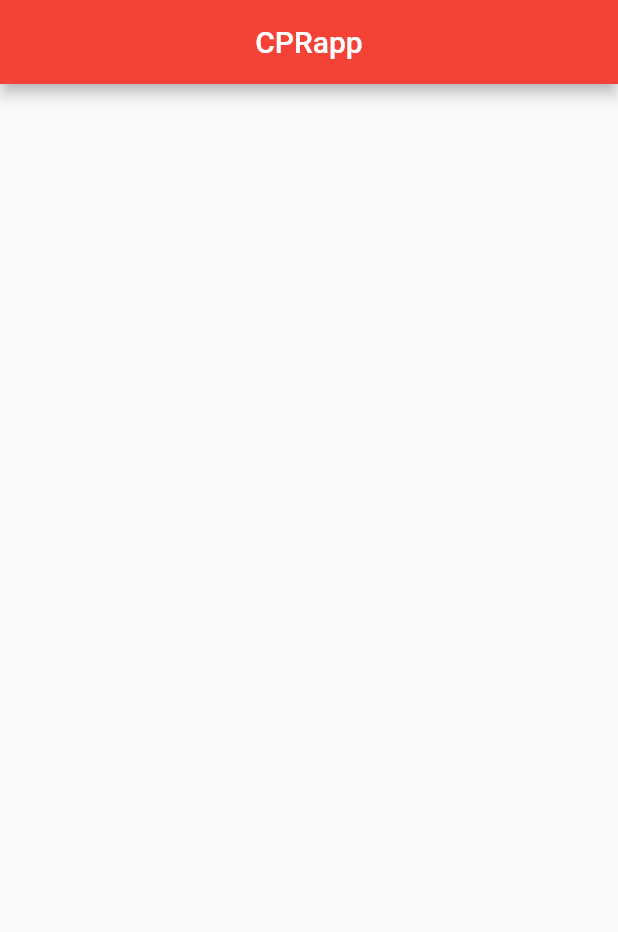
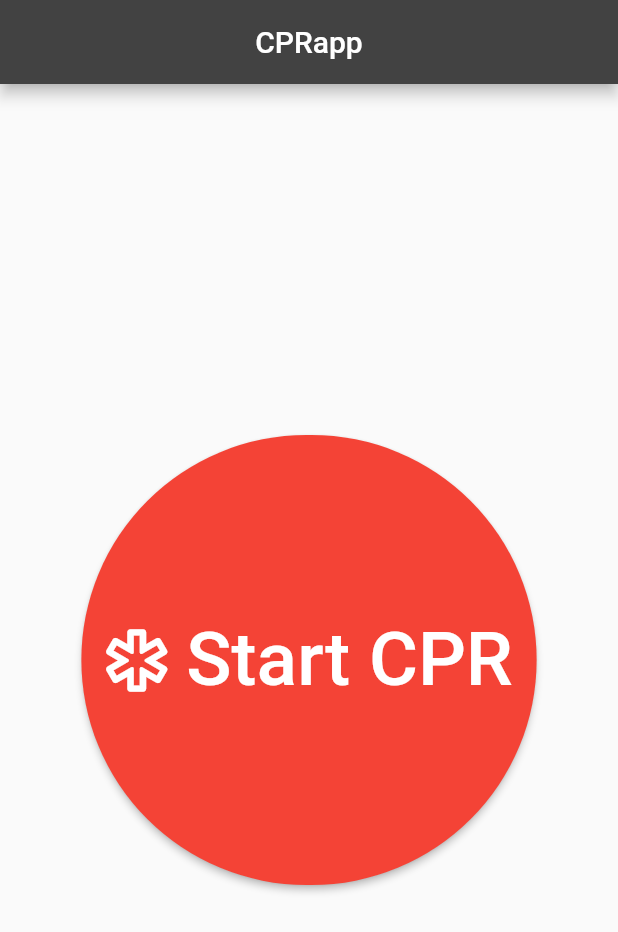
Before and after one commit to spacehealth/Data, a Flutter app: the screen it shows after launch, on a phone screen of 412 x 824 dp. Shown: the top 932 px of the screen. Run offline on Flutter 3.47's test engine with Material 2 defaults, Android fonts, the phone set to English and light mode, and no system bars.

Commit message:
Added button and button disappear

```diff
--- a/flutter_base/lib/main.dart
+++ b/flutter_base/lib/main.dart
@@ -23,7 +23,7 @@ class MyApp extends StatelessWidget {
         child: MaterialApp(
           debugShowCheckedModeBanner: false,
           title: title,
-          theme: ThemeData(primarySwatch: Colors.deepOrange),
+          theme: ThemeData(primarySwatch: Colors.red),
           home: MainPage(),
         ),
       );
@@ -35,13 +35,32 @@ class MainPage extends StatefulWidget {
 }
 
 class _MainPageState extends State<MainPage> {
+  bool _isVisible = true;
+
   @override
   Widget build(BuildContext context) => Scaffold(
-        // drawer: NavigationDrawerWidget(),
-        appBar: AppBar(
-          backgroundColor: Colors.red,
-          title: Text(MyApp.title),
-          centerTitle: true,
-        ),
-      );
+      // drawer: NavigationDrawerWidget(),
+      appBar: AppBar(
+        backgroundColor: Colors.grey.shade800,
+        title: Text(MyApp.title),
+        centerTitle: true,
+      ),
+      body: Center(
+          child: Visibility(
+              visible: _isVisible,
+              child: ElevatedButton.icon(
+                style: ElevatedButton.styleFrom(
+                  shape: RoundedRectangleBorder(
+                      borderRadius: BorderRadius.circular(200.0)),
+                  minimumSize: Size(300, 300),
+                ),
+                label: Text("Start CPR", style: TextStyle(fontSize: 50)),
+                icon: Icon(Icons.emergency_outlined, size: 50),
+                onPressed: () {
+                  setState(() {
+                    _isVisible = false;
+                  });
+                  //Backend
+                },
+              ))));
 }
```
